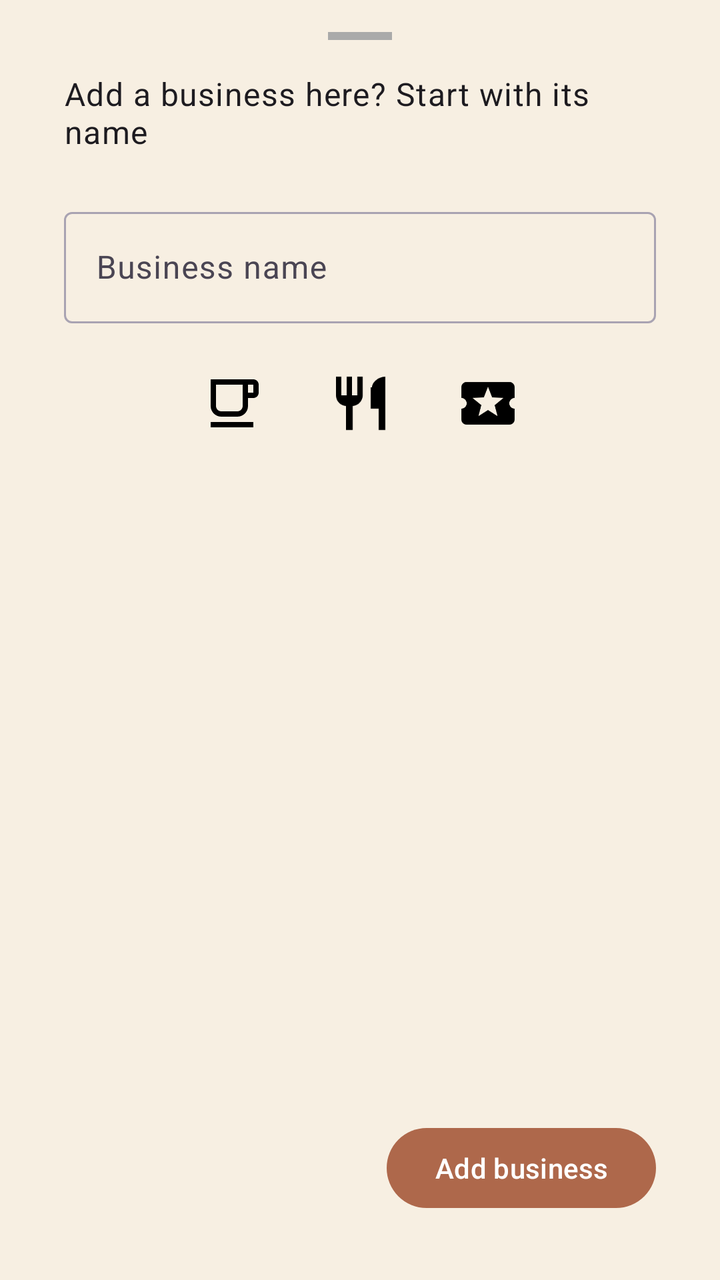
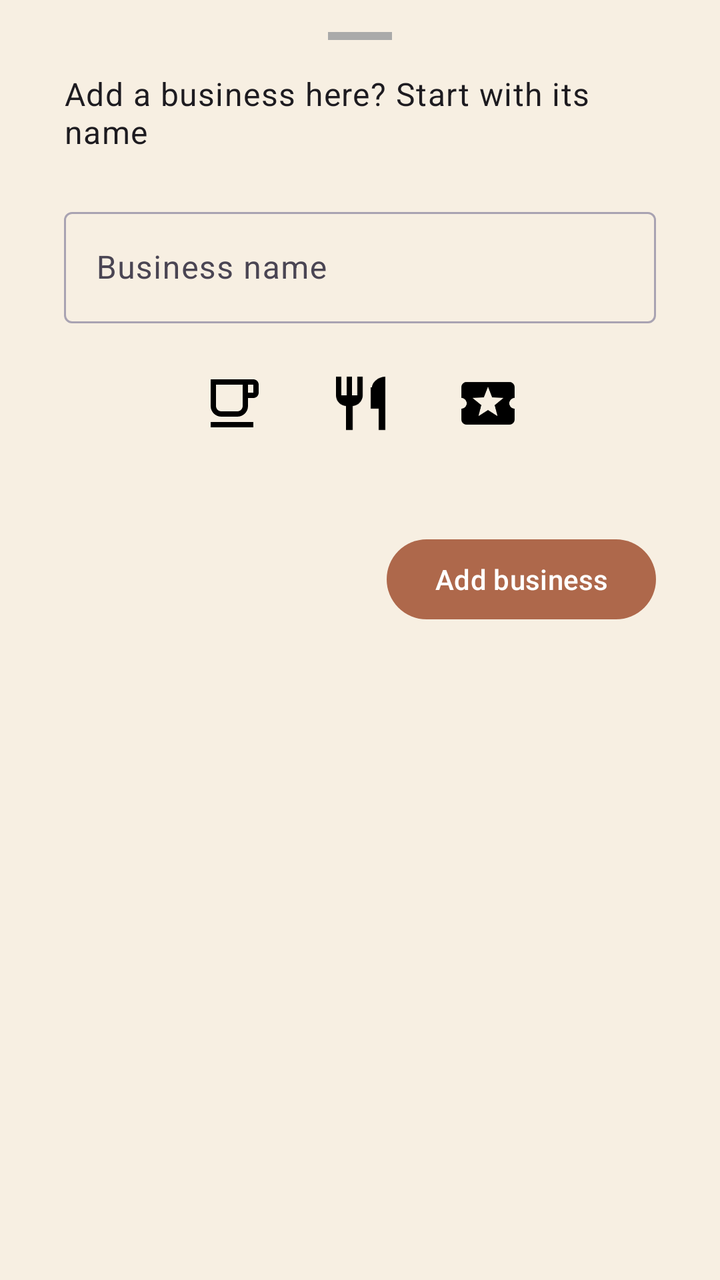

Two renders of the same Android screen: before a commit and after it. Below are the layout's source before the change and the commit's diff.
<!-- AndroidManifest.xml: application theme Theme.ChangingTables -->
<!-- res/layout/business_form_bottom_sheet.xml -->
<?xml version="1.0" encoding="utf-8"?>
<androidx.constraintlayout.widget.ConstraintLayout xmlns:android="http://schemas.android.com/apk/res/android"
    xmlns:app="http://schemas.android.com/apk/res-auto"
    android:id="@+id/business_form_layout"
    android:layout_width="match_parent"
    android:layout_height="match_parent"
    android:padding="@dimen/margin_material"
    app:behavior_fitToContents="false"
    app:behavior_halfExpandedRatio="0.5"
    app:behavior_hideable="true"
    app:behavior_peekHeight="240dp"
    app:layout_behavior="com.google.android.material.bottomsheet.BottomSheetBehavior">

    <View
        android:id="@+id/drag_handle"
        android:layout_width="32dp"
        android:layout_height="4dp"
        android:layout_gravity="center_horizontal"
        android:background="@android:color/darker_gray"
        app:layout_constraintEnd_toEndOf="parent"
        app:layout_constraintStart_toStartOf="parent"
        app:layout_constraintTop_toTopOf="parent" />

    <androidx.core.widget.NestedScrollView
        android:layout_width="match_parent"
        android:layout_height="0dp"
        android:fillViewport="true"
        app:layout_constraintBottom_toTopOf="@+id/add_business_button"
        app:layout_constraintEnd_toEndOf="parent"
        app:layout_constraintStart_toStartOf="parent"
        app:layout_constraintTop_toBottomOf="@id/drag_handle">

        <androidx.constraintlayout.widget.ConstraintLayout
            android:layout_width="match_parent"
            android:layout_height="wrap_content">

            <com.google.android.material.textview.MaterialTextView
                android:id="@+id/business_add_prompt"
                android:layout_width="match_parent"
                android:layout_height="wrap_content"
                android:layout_margin="@dimen/margin_material"
                android:gravity="center_vertical|start"
                android:paddingBottom="@dimen/margin_thin"
                android:text="@string/business_add_prompt"
                android:textAppearance="?attr/textAppearanceBody1"
                app:layout_constraintEnd_toEndOf="parent"
                app:layout_constraintStart_toStartOf="parent"
                app:layout_constraintTop_toTopOf="parent" />

            <com.google.android.material.textfield.TextInputLayout
                android:id="@+id/business_title_new"
                android:layout_width="match_parent"
                android:layout_height="wrap_content"
                android:layout_margin="@dimen/margin_material"
                android:gravity="center_vertical|start"
                android:hint="@string/business_name_label"
                android:paddingBottom="@dimen/margin_thin"
                android:textAppearance="?attr/textAppearanceHeadline6"
                app:layout_constraintEnd_toEndOf="parent"
                app:layout_constraintStart_toStartOf="parent"
                app:layout_constraintTop_toBottomOf="@id/business_add_prompt">

                <com.google.android.material.textfield.TextInputEditText
                    android:id="@+id/business_title_new_edit"
                    android:layout_width="match_parent"
                    android:layout_height="wrap_content" />
            </com.google.android.material.textfield.TextInputLayout>

            <LinearLayout
                android:id="@+id/business_type_selection"
                android:layout_width="match_parent"
                android:layout_height="wrap_content"
                android:gravity="center"
                android:orientation="horizontal"
                app:layout_constraintEnd_toEndOf="parent"
                app:layout_constraintStart_toStartOf="parent"
                app:layout_constraintTop_toBottomOf="@id/business_title_new">

                <ImageButton
                    android:id="@+id/type_coffee"
                    android:layout_width="48dp"
                    android:layout_height="48dp"
                    android:layout_margin="@dimen/margin_thin"
                    android:background="@drawable/circle_background"
                    android:backgroundTint="@color/business_type_background_selector"
                    android:contentDescription="Coffee"
                    android:padding="8dp"
                    android:scaleType="fitCenter"
                    android:src="@drawable/ic_coffee_24"
                    app:tint="@color/business_type_icon_selector" />

                <ImageButton
                    android:id="@+id/type_restaurant"
                    android:layout_width="48dp"
                    android:layout_height="48dp"
                    android:layout_margin="@dimen/margin_thin"
                    android:background="@drawable/circle_background"
                    android:backgroundTint="@color/business_type_background_selector"
                    android:contentDescription="Restaurant"
                    android:padding="8dp"
                    android:scaleType="fitCenter"
                    android:src="@drawable/ic_restaurant_24"
                    app:tint="@color/business_type_icon_selector" />

                <ImageButton
                    android:id="@+id/type_activity"
                    android:layout_width="48dp"
                    android:layout_height="48dp"
                    android:layout_margin="@dimen/margin_thin"
                    android:background="@drawable/circle_background"
                    android:backgroundTint="@color/business_type_background_selector"
                    android:contentDescription="Activity"
                    android:padding="8dp"
                    android:scaleType="fitCenter"
                    android:src="@drawable/ic_local_activity_24"
                    app:tint="@color/business_type_icon_selector" />

            </LinearLayout>

            <androidx.viewpager2.widget.ViewPager2
                android:id="@+id/questions_view_pager"
                android:layout_width="match_parent"
                android:layout_height="wrap_content"
                android:layout_marginTop="@dimen/margin_material"
                app:layout_constraintEnd_toEndOf="parent"
                app:layout_constraintStart_toStartOf="parent"
                app:layout_constraintTop_toBottomOf="@id/business_type_selection" />

        </androidx.constraintlayout.widget.ConstraintLayout>
    </androidx.core.widget.NestedScrollView>

    <com.google.android.material.button.MaterialButton
        android:id="@+id/add_business_button"
        android:layout_width="wrap_content"
        android:layout_height="wrap_content"
        android:layout_margin="@dimen/margin_material"
        android:text="@string/add_business"
        app:layout_constraintBottom_toBottomOf="parent"
        app:layout_constraintEnd_toEndOf="parent" />

</androidx.constraintlayout.widget.ConstraintLayout>
<!-- resources referenced by this layout -->
<resources>
  <dimen name="margin_material">16dp</dimen>
  <dimen name="margin_thin">8dp</dimen>
  <!-- drawable circle_background (drawable) -->
  <?xml version="1.0" encoding="utf-8"?>
  <shape xmlns:android="http://schemas.android.com/apk/res/android"
      android:shape="oval">
      <solid android:color="@color/white" />
  </shape>
  <!-- drawable ic_coffee_24 (drawable) -->
  <vector xmlns:android="http://schemas.android.com/apk/res/android"
      android:width="24dp"
      android:height="24dp"
      android:viewportWidth="24"
      android:viewportHeight="24">
    <path
        android:fillColor="@android:color/white"
        android:pathData="M4,19h16v2L4,21zM20,3L4,3v10c0,2.21 1.79,4 4,4h6c2.21,0 4,-1.79 4,-4v-3h2c1.11,0 2,-0.9 2,-2L22,5c0,-1.11 -0.89,-2 -2,-2zM16,13c0,1.1 -0.9,2 -2,2L8,15c-1.1,0 -2,-0.9 -2,-2L6,5h10v8zM20,8h-2L18,5h2v3z"/>
  </vector>
  <!-- drawable ic_restaurant_24 (drawable) -->
  <vector xmlns:android="http://schemas.android.com/apk/res/android"
      android:width="24dp"
      android:height="24dp"
      android:viewportWidth="24"
      android:viewportHeight="24">
    <path
        android:fillColor="@android:color/white"
        android:pathData="M11,9H9V2H7v7H5V2H3v7c0,2.12 1.66,3.84 3.75,3.97V22h2.5v-9.03C11.34,12.84 13,11.12 13,9V2h-2V9zM16,6v8h3v8h2.5V2c-2.76,0 -5,2.24 -5,4z"/>
  </vector>
  <string name="add_business">Add business</string>
  <string name="business_add_prompt">Add a business here? Start with its name</string>
  <string name="business_name_label">Business name</string>
  <color name="white">#FFFFFF</color>
  <color name="colorPrimary">@color/palette_terracotta</color>
  <color name="colorOnPrimary">@color/white</color>
  <color name="colorPrimaryContainer">#F3D9CD</color>
  <color name="colorOnPrimaryContainer">#3A1D10</color>
  <color name="colorSecondary">@color/palette_green</color>
  <color name="colorOnSecondary">@color/ink</color>
  <color name="colorSecondaryContainer">#D3EBDD</color>
  <color name="colorOnSecondaryContainer">#0F2E1C</color>
  <color name="colorTertiary">@color/palette_orange</color>
  <color name="colorOnTertiary">@color/ink</color>
  <color name="colorTertiaryContainer">#FFE3C2</color>
  <color name="colorOnTertiaryContainer">#3D2400</color>
  <color name="colorError">@color/palette_red</color>
  <color name="colorOnError">@color/white</color>
  <color name="colorErrorContainer">#F6D5D5</color>
  <color name="colorOnErrorContainer">#410909</color>
  <color name="colorBackground">@color/palette_cream</color>
  <color name="colorOnBackground">@color/ink</color>
  <color name="colorSurface">@color/palette_cream</color>
  <color name="colorOnSurface">@color/ink</color>
  <color name="colorSurfaceVariant">#EAE3EE</color>
  <color name="colorOnSurfaceVariant">#4A4553</color>
  <color name="colorOutline">@color/palette_gray_lilac</color>
  <color name="bottomNavBackground">@color/palette_cream</color>
  <color name="palette_terracotta">#AE684B</color>
  <color name="palette_green">#7CBE99</color>
  <color name="ink">#2B2530</color>
  <color name="palette_orange">#FFB35A</color>
  <color name="palette_red">#C44747</color>
  <color name="palette_cream">#F7EFE2</color>
  <color name="palette_gray_lilac">#A9A3B2</color>
  <color name="bottomNavContent">@color/palette_terracotta</color>
  <style name="Widget.App.BottomNavigationView.ActiveIndicator" parent="Widget.Material3.BottomNavigationView.ActiveIndicator">
          <item name="android:color">@color/bottomNavIndicator</item>
      </style>
  <color name="palette_lavender_20">#33B39BD1</color>
  <color name="bottomNavIndicator">@color/palette_lavender_20</color>
  <!-- unchanged entries left out for length: 3 -->
</resources>

<!-- the commit's change to res/layout/business_form_bottom_sheet.xml (unified diff, before → after) -->
@@ -25,7 +25,7 @@
         android:layout_width="match_parent"
         android:layout_height="0dp"
         android:fillViewport="true"
-        app:layout_constraintBottom_toTopOf="@+id/add_business_button"
+        app:layout_constraintBottom_toBottomOf="parent"
         app:layout_constraintEnd_toEndOf="parent"
         app:layout_constraintStart_toStartOf="parent"
         app:layout_constraintTop_toBottomOf="@id/drag_handle">
@@ -126,16 +126,16 @@
                 app:layout_constraintStart_toStartOf="parent"
                 app:layout_constraintTop_toBottomOf="@id/business_type_selection" />
 
+            <com.google.android.material.button.MaterialButton
+                android:id="@+id/add_business_button"
+                android:layout_width="wrap_content"
+                android:layout_height="wrap_content"
+                android:layout_margin="@dimen/margin_material"
+                android:text="@string/add_business"
+                app:layout_constraintEnd_toEndOf="parent"
+                app:layout_constraintTop_toBottomOf="@id/questions_view_pager" />
+
         </androidx.constraintlayout.widget.ConstraintLayout>
     </androidx.core.widget.NestedScrollView>
 
-    <com.google.android.material.button.MaterialButton
-        android:id="@+id/add_business_button"
-        android:layout_width="wrap_content"
-        android:layout_height="wrap_content"
-        android:layout_margin="@dimen/margin_material"
-        android:text="@string/add_business"
-        app:layout_constraintBottom_toBottomOf="parent"
-        app:layout_constraintEnd_toEndOf="parent" />
-
 </androidx.constraintlayout.widget.ConstraintLayout>
